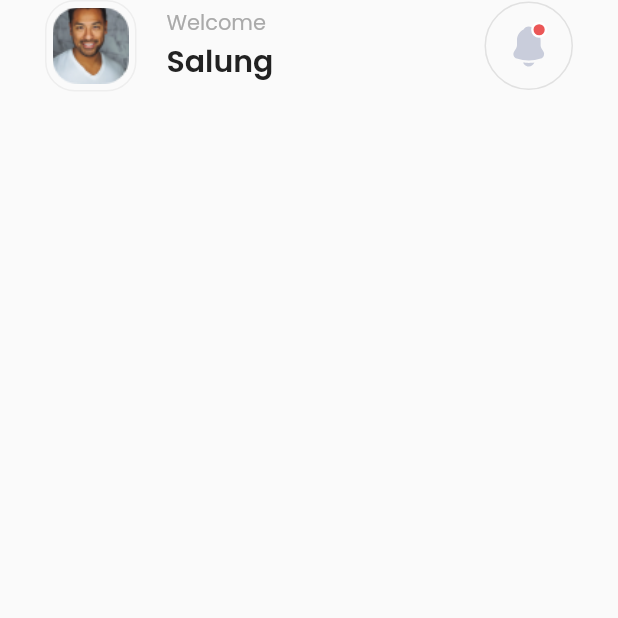
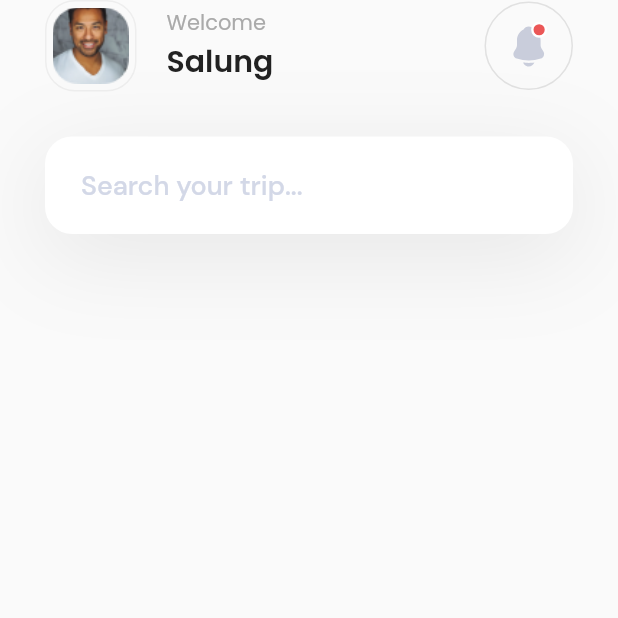
Before and after one commit to Dan-Y-Ko/Flutter-Dart-Playground, a Flutter app: the screen it shows after launch, on a phone screen of 412 x 824 dp, the top half of it. Run offline on Flutter 3.47's test engine with Material 2 defaults, Android fonts, the phone set to English and light mode, and no system bars; our stand-ins replace flutter_svg.

Commit message:
add search bar

```diff
--- a/flutter/ui/travel_app_ui/lib/screens/discover_screen.dart
+++ b/flutter/ui/travel_app_ui/lib/screens/discover_screen.dart
@@ -1,6 +1,7 @@
 import 'package:flutter/material.dart';
 
 import '../widgets/header.dart';
+import '../widgets/search.dart';
 
 class DiscoverScreen extends StatelessWidget {
   const DiscoverScreen({Key? key}) : super(key: key);
@@ -16,6 +17,10 @@ class DiscoverScreen extends StatelessWidget {
               child: Column(
                 children: [
                   Header(),
+                  SizedBox(
+                    height: 30.0,
+                  ),
+                  Search(),
                 ],
               ),
             ),
--- /dev/null
+++ b/flutter/ui/travel_app_ui/lib/widgets/input.dart
@@ -0,0 +1,43 @@
+import 'package:flutter/material.dart';
+
+class Input extends StatelessWidget {
+  const Input({Key? key}) : super(key: key);
+
+  @override
+  Widget build(BuildContext context) {
+    return Container(
+      decoration: BoxDecoration(
+        boxShadow: [
+          BoxShadow(
+            color: Color.fromRGBO(0, 0, 0, 0.08),
+            blurRadius: 53.0,
+            offset: Offset(0, 14.0),
+          ),
+        ],
+      ),
+      child: TextField(
+        decoration: InputDecoration(
+          contentPadding: EdgeInsets.only(
+            left: 24.0,
+            top: 21.0,
+            bottom: 21.0,
+          ),
+          filled: true,
+          fillColor: Colors.white,
+          hintText: 'Search your trip...',
+          hintStyle: TextStyle(
+            color: Color(0xFFD3D8E7),
+            fontFamily: 'DMSans500',
+            fontSize: 18.0,
+          ),
+          border: OutlineInputBorder(
+            borderRadius: BorderRadius.all(
+              Radius.circular(18.0),
+            ),
+            borderSide: BorderSide.none,
+          ),
+        ),
+      ),
+    );
+  }
+}
--- /dev/null
+++ b/flutter/ui/travel_app_ui/lib/widgets/search.dart
@@ -0,0 +1,16 @@
+import 'package:flutter/material.dart';
+
+import 'input.dart';
+
+class Search extends StatelessWidget {
+  const Search({Key? key}) : super(key: key);
+
+  @override
+  Widget build(BuildContext context) {
+    return Row(
+      children: [
+        Expanded(child: Input()),
+      ],
+    );
+  }
+}
```
Also changed, not shown: flutter/ui/travel_app_ui/pubspec.yaml (+12 -0 lines), flutter/ui/travel_app_ui/assets/fonts/DMSans-Bold.ttf (added), flutter/ui/travel_app_ui/assets/fonts/DMSans-Medium.ttf (added), flutter/ui/travel_app_ui/assets/fonts/DMSans-Regular.ttf (added).
